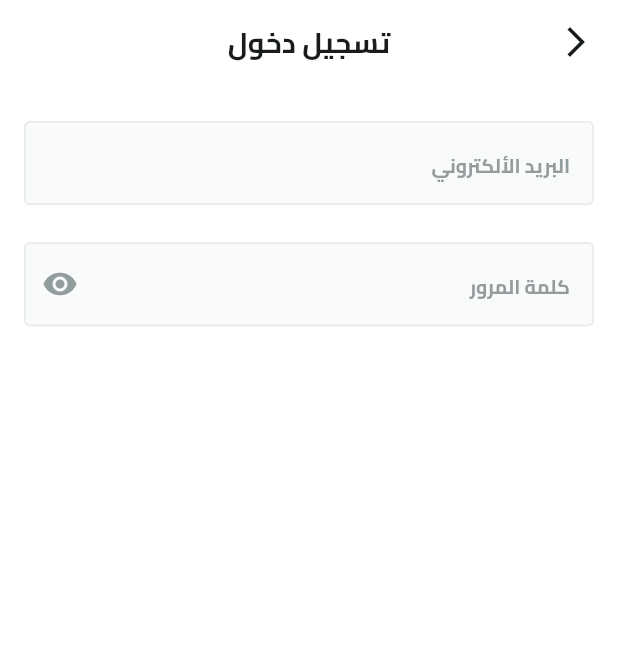
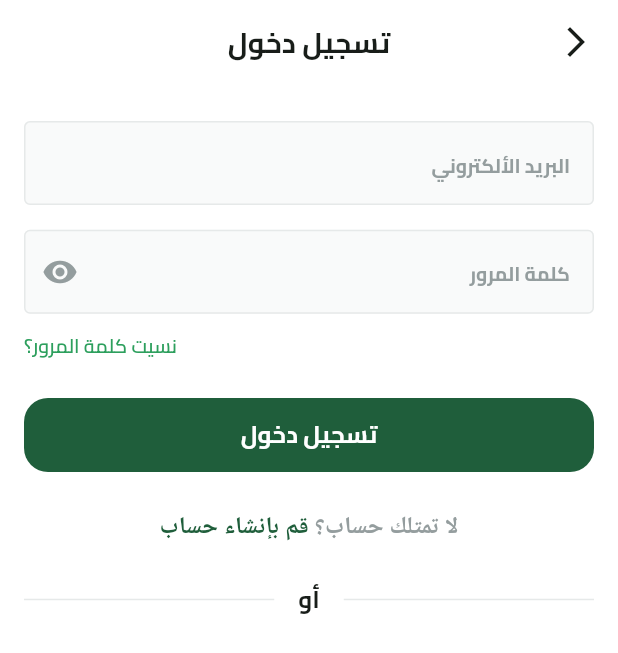
Before and after one commit to Adham-m7md/Fresh-Fruit, a Flutter app: the screen it shows after launch, after a tap on "تخط", on a phone screen of 412 x 824 dp. Shown: the top 653 px of the screen. Run offline on Flutter 3.47's test engine with Material 3 defaults, Android fonts, the phone set to English and light mode, and no system bars; our stand-ins replace dots_indicator, flutter_svg, shared_preferences.

Commit message:
added forget pass & button ,dont have an acount text and custom or divider to ui login view

```diff
--- /dev/null
+++ b/lib/core/helper/widgets/Dont_Have_An_Account.dart
@@ -0,0 +1,28 @@
+import 'package:flutter/material.dart';
+import 'package:fresh_fruit/core/utils/app_colors.dart';
+import 'package:fresh_fruit/core/utils/app_text_styles.dart';
+
+class DontHaveAnAccount extends StatelessWidget {
+  const DontHaveAnAccount({
+    super.key,
+  });
+
+  @override
+  Widget build(BuildContext context) {
+    return Text.rich(
+      TextSpan(
+        children: [
+          TextSpan(
+            text: 'لا تمتلك حساب؟',
+            style: TextStyles.semiBold16.copyWith(color: AppColors.kGrayColor),
+          ),
+          TextSpan(
+            text: ' قم بإنشاء حساب',
+            style:
+                TextStyles.semiBold16.copyWith(color: AppColors.kprimaryColor),
+          ),
+        ],
+      ),
+    );
+  }
+}
--- a/lib/core/helper/widgets/custom_button.dart
+++ b/lib/core/helper/widgets/custom_button.dart
@@ -1,6 +1,7 @@
 import 'package:flutter/material.dart';
 import 'package:fresh_fruit/core/utils/app_colors.dart';
 import 'package:fresh_fruit/core/utils/app_directions.dart';
+import 'package:fresh_fruit/core/utils/app_text_styles.dart';
 
 class CustomButton extends StatelessWidget {
   const CustomButton({super.key, required this.onPressed, required this.text});
@@ -22,10 +23,7 @@ class CustomButton extends StatelessWidget {
             )),
         child: Text(
           text,
-          style: const TextStyle(
-            color: AppColors.kWiteColor,
-            fontSize: 16,
-          ),
+          style: TextStyles.bold16.copyWith(color: AppColors.kWiteColor),
         ),
       ),
     );
--- /dev/null
+++ b/lib/core/helper/widgets/or_divider.dart
@@ -0,0 +1,33 @@
+import 'package:flutter/material.dart';
+import 'package:fresh_fruit/core/constants.dart';
+import 'package:fresh_fruit/core/utils/app_colors.dart';
+import 'package:fresh_fruit/core/utils/app_text_styles.dart';
+
+class OrDivider extends StatelessWidget {
+  const OrDivider({super.key});
+
+  @override
+  Widget build(BuildContext context) {
+    return const Row(
+      children: [
+        Expanded(
+          child: Divider(
+            color: AppColors.klightGrayColor,
+          ),
+        ),
+        Padding(
+          padding: EdgeInsets.symmetric(horizontal: kHorizontalPadding),
+          child: Text(
+            'أو',
+            style: TextStyles.bold16,
+          ),
+        ),
+        Expanded(
+          child: Divider(
+            color: AppColors.klightGrayColor,
+          ),
+        ),
+      ],
+    );
+  }
+}
--- a/lib/core/utils/app_colors.dart
+++ b/lib/core/utils/app_colors.dart
@@ -2,6 +2,7 @@ import 'package:flutter/material.dart';
 
 abstract class AppColors {
   static const Color kprimaryColor = Color(0xff1F5E3B);
+  static const Color lightPrimaryColor = Color(0xff2D9F5D);
   static const Color kWiteColor = Colors.white;
   static const Color kBlackColor = Color(0XFF0C0D0D);
   static const Color kRedColor = Color(0xffCB4835);
--- a/lib/features/Auth/presintation/view/login/widgets/login_view_body.dart
+++ b/lib/features/Auth/presintation/view/login/widgets/login_view_body.dart
@@ -1,8 +1,12 @@
 import 'package:flutter/material.dart';
 import 'package:fresh_fruit/core/constants.dart';
+import 'package:fresh_fruit/core/helper/widgets/Dont_Have_An_Account.dart';
+import 'package:fresh_fruit/core/helper/widgets/custom_button.dart';
 import 'package:fresh_fruit/core/helper/widgets/custom_text_form_feild.dart';
+import 'package:fresh_fruit/core/helper/widgets/or_divider.dart';
 import 'package:fresh_fruit/core/utils/app_colors.dart';
 import 'package:fresh_fruit/core/utils/app_directions.dart';
+import 'package:fresh_fruit/core/utils/app_text_styles.dart';
 
 class LoginViewBody extends StatelessWidget {
   const LoginViewBody({super.key});
@@ -22,7 +26,7 @@ class LoginViewBody extends StatelessWidget {
               keyBoardType: TextInputType.emailAddress,
             ),
             SizedBox(
-              height: context.screenHeight * 0.03,
+              height: context.screenHeight * 0.02,
             ),
             const CustomTextFormFeild(
               hintText: 'كلمة المرور',
@@ -30,6 +34,31 @@ class LoginViewBody extends StatelessWidget {
               suffixIcon:
                   Icon(Icons.remove_red_eye, color: AppColors.kGrayColor),
             ),
+            SizedBox(
+              height: context.screenHeight * 0.015,
+            ),
+            GestureDetector(
+              child: Align(
+                alignment: Alignment.centerLeft,
+                child: Text(
+                  'نسيت كلمة المرور؟',
+                  style: TextStyles.semiBold13
+                      .copyWith(color: AppColors.lightPrimaryColor),
+                ),
+              ),
+            ),
+            SizedBox(
+              height: context.screenHeight * 0.03,
+            ),
+            CustomButton(onPressed: () {}, text: 'تسجيل دخول'),
+            SizedBox(
+              height: context.screenHeight * 0.03,
+            ),
+            const DontHaveAnAccount(),
+            SizedBox(
+              height: context.screenHeight * 0.03,
+            ),
+            const OrDivider(),
           ],
         ),
       ),
```
Also changed, not shown: 4 other files.
